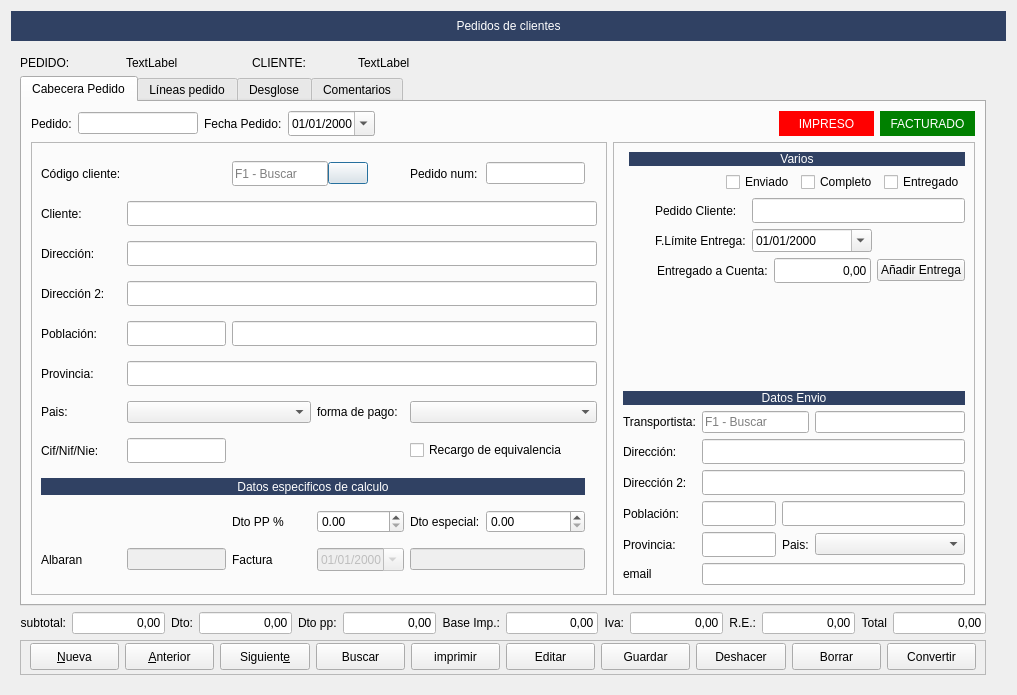
Above: Zona_Ventas/frmpedidos.ui from arcnexus/RedFoX before the change. Below: the same form after it.
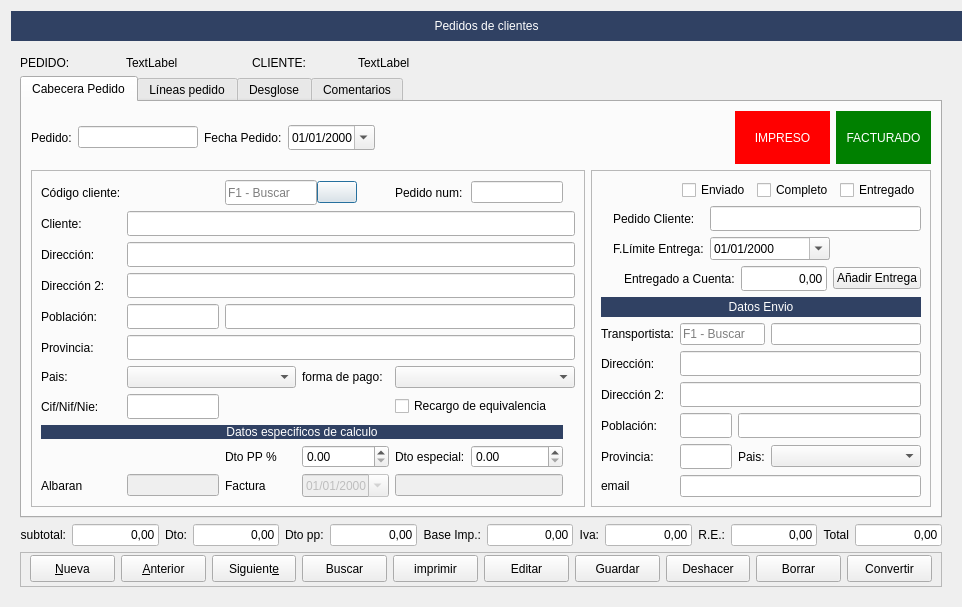
That is the form after the change. The open tabs and pages were chosen to show the change. Icons and pictures are not drawn.

Commit message: barra avisos poder editar avisos estilo controles varios.

What changed in the file:
```diff
--- a/Zona_Ventas/frmpedidos.ui
+++ b/Zona_Ventas/frmpedidos.ui
@@ -6,8 +6,8 @@
    <rect>
     <x>0</x>
     <y>0</y>
-    <width>1017</width>
-    <height>695</height>
+    <width>962</width>
+    <height>607</height>
    </rect>
   </property>
   <property name="windowTitle">
@@ -18,6 +18,9 @@
     <normaloff>:/Icons/PNG/NeuX.png</normaloff>:/Icons/PNG/NeuX.png</iconset>
   </property>
   <layout class="QGridLayout" name="gridLayout_4">
+   <property name="rightMargin">
+    <number>0</number>
+   </property>
    <item row="0" column="0">
     <widget class="QLabel" name="label_36">
      <property name="minimumSize">
@@ -101,7 +104,7 @@
           <string notr="true"/>
          </property>
          <property name="currentIndex">
-          <number>3</number>
+          <number>0</number>
          </property>
          <widget class="QWidget" name="tab_5">
           <attribute name="title">
@@ -583,7 +586,24 @@
               <enum>QFrame::Raised</enum>
              </property>
              <layout class="QGridLayout" name="gridLayout_3">
-              <item row="6" column="3">
+              <item row="4" column="2">
+               <widget class="QLabel" name="label_24">
+                <property name="text">
+                 <string>Pedido Cliente:</string>
+                </property>
+               </widget>
+              </item>
+              <item row="4" column="3">
+               <widget class="QLineEdit" name="txtpedido_cliente">
+                <property name="minimumSize">
+                 <size>
+                  <width>0</width>
+                  <height>25</height>
+                 </size>
+                </property>
+               </widget>
+              </item>
+              <item row="5" column="3">
                <widget class="QDateEdit" name="txtfecha_limite_entrega">
                 <property name="maximumSize">
                  <size>
@@ -599,7 +619,45 @@
                 </property>
                </widget>
               </item>
-              <item row="8" column="1" colspan="3">
+              <item row="3" column="1" colspan="3">
+               <layout class="QHBoxLayout" name="horizontalLayout_3">
+                <item>
+                 <spacer name="horizontalSpacer_3">
+                  <property name="orientation">
+                   <enum>Qt::Horizontal</enum>
+                  </property>
+                  <property name="sizeHint" stdset="0">
+                   <size>
+                    <width>40</width>
+                    <height>20</height>
+                   </size>
+                  </property>
+                 </spacer>
+                </item>
+                <item>
+                 <widget class="QCheckBox" name="chkenviado">
+                  <property name="text">
+                   <string>Enviado</string>
+                  </property>
+                 </widget>
+                </item>
+                <item>
+                 <widget class="QCheckBox" name="chkcompleto">
+                  <property name="text">
+                   <string>Completo</string>
+                  </property>
+                 </widget>
+                </item>
+                <item>
+                 <widget class="QCheckBox" name="chkentregado">
+                  <property name="text">
+                   <string>Entregado</string>
+                  </property>
+                 </widget>
+                </item>
+               </layout>
+              </item>
+              <item row="7" column="1" colspan="3">
                <layout class="QHBoxLayout" name="horizontalLayout_4">
                 <item>
                  <spacer name="horizontalSpacer_6">
@@ -656,20 +714,14 @@
                 </item>
                </layout>
               </item>
-              <item row="9" column="1">
-               <spacer name="verticalSpacer">
-                <property name="orientation">
-                 <enum>Qt::Vertical</enum>
+              <item row="5" column="2">
+               <widget class="QLabel" name="label_42">
+                <property name="text">
+                 <string>F.Límite Entrega:</string>
                 </property>
-                <property name="sizeHint" stdset="0">
-                 <size>
-                  <width>20</width>
-                  <height>40</height>
-                 </size>
-                </property>
-               </spacer>
+               </widget>
               </item>
-              <item row="10" column="0" colspan="4">
+              <item row="8" column="0" colspan="4">
                <layout class="QGridLayout" name="gridLayout_7">
                 <item row="4" column="0">
                  <widget class="QLabel" name="label_38">
@@ -839,82 +891,6 @@
                 </item>
                </layout>
               </item>
-              <item row="5" column="3">
-               <widget class="QLineEdit" name="txtpedido_cliente">
-                <property name="minimumSize">
-                 <size>
-                  <width>0</width>
-                  <height>25</height>
-                 </size>
-                </property>
-               </widget>
-              </item>
-              <item row="5" column="2">
-               <widget class="QLabel" name="label_24">
-                <property name="text">
-                 <string>Pedido Cliente:</string>
-                </property>
-               </widget>
-              </item>
-              <item row="6" column="2">
-               <widget class="QLabel" name="label_42">
-                <property name="text">
-                 <string>F.Límite Entrega:</string>
-                </property>
-               </widget>
-              </item>
-              <item row="3" column="1" colspan="3">
-               <widget class="QLabel" name="label_63">
-                <property name="styleSheet">
-                 <string notr="true">background-color: #304163;
-color: rgb(255, 255, 255);</string>
-                </property>
-                <property name="text">
-                 <string>Varios</string>
-                </property>
-                <property name="alignment">
-                 <set>Qt::AlignCenter</set>
-                </property>
-               </widget>
-              </item>
-              <item row="4" column="1" colspan="3">
-               <layout class="QHBoxLayout" name="horizontalLayout_3">
-                <item>
-                 <spacer name="horizontalSpacer_3">
-                  <property name="orientation">
-                   <enum>Qt::Horizontal</enum>
-                  </property>
-                  <property name="sizeHint" stdset="0">
-                   <size>
-                    <width>40</width>
-                    <height>20</height>
-                   </size>
-                  </property>
-                 </spacer>
-                </item>
-                <item>
-                 <widget class="QCheckBox" name="chkenviado">
-                  <property name="text">
-                   <string>Enviado</string>
-                  </property>
-                 </widget>
-                </item>
-                <item>
-                 <widget class="QCheckBox" name="chkcompleto">
-                  <property name="text">
-                   <string>Completo</string>
-                  </property>
-                 </widget>
-                </item>
-                <item>
-                 <widget class="QCheckBox" name="chkentregado">
-                  <property name="text">
-                   <string>Entregado</string>
-                  </property>
-                 </widget>
-                </item>
-               </layout>
-              </item>
              </layout>
             </widget>
            </item>
```
The commit also changes 11 other files.
